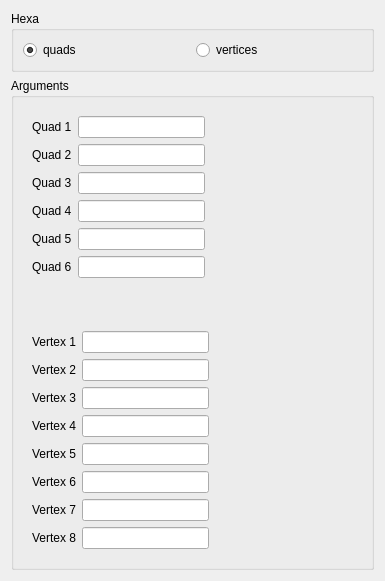
This is src/HEXABLOCKGUI/Hexa_QTD.ui in SalomePlatform/hexablock as Qt 5 draws it before an edit. The edited form follows.
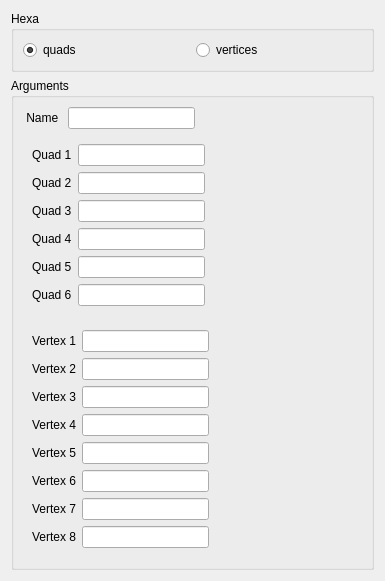
This is the edited form.

Commit message: added: - rename elt of documents. - clear associations ( popup ). fixed: - idl : getAssociations ( vertex, edge, quad ). new field ( "ior" ) added to Shape class

What changed in the file:
```diff
--- a/src/HEXABLOCKGUI/Hexa_QTD.ui
+++ b/src/HEXABLOCKGUI/Hexa_QTD.ui
@@ -63,8 +63,31 @@
      <property name="title">
       <string>Arguments</string>
      </property>
-     <layout class="QVBoxLayout" name="verticalLayout_2">
-      <item>
+     <layout class="QFormLayout" name="formLayout_3">
+      <item row="0" column="0">
+       <widget class="QLabel" name="label_15">
+        <property name="text">
+         <string> Name </string>
+        </property>
+       </widget>
+      </item>
+      <item row="0" column="1">
+       <widget class="QLineEdit" name="name_le">
+        <property name="sizePolicy">
+         <sizepolicy hsizetype="Preferred" vsizetype="Fixed">
+          <horstretch>0</horstretch>
+          <verstretch>0</verstretch>
+         </sizepolicy>
+        </property>
+        <property name="maximumSize">
+         <size>
+          <width>127</width>
+          <height>16777215</height>
+         </size>
+        </property>
+       </widget>
+      </item>
+      <item row="1" column="0" colspan="2">
        <widget class="QWidget" name="widget" native="true">
         <layout class="QFormLayout" name="formLayout">
          <item row="0" column="0">
@@ -178,7 +201,7 @@
         </layout>
        </widget>
       </item>
-      <item>
+      <item row="2" column="0" colspan="2">
        <widget class="QWidget" name="widget_2" native="true">
         <layout class="QFormLayout" name="formLayout_2">
          <item row="0" column="0">
```
The commit also changes 20 other files.
